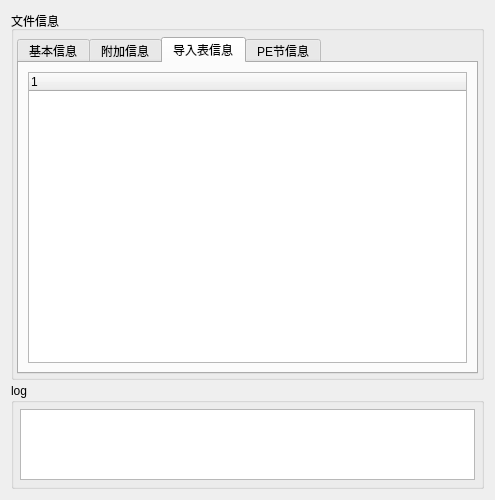
This is src/UILib/detail.ui in zengrx/S.M.A.R.T as Qt 5 draws it before an edit. The edited form follows.
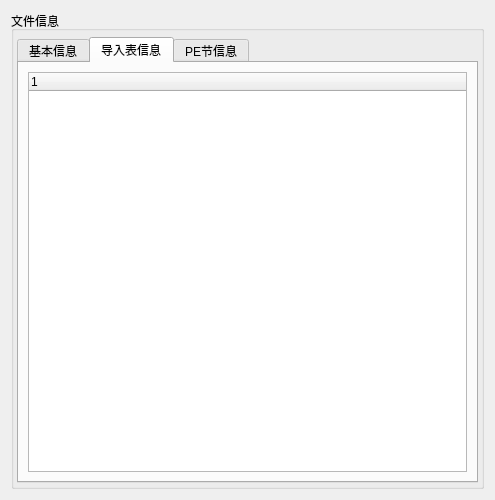
This is the edited form. The open tabs and pages were chosen to show the change.

```diff
--- a/src/UILib/detail.ui
+++ b/src/UILib/detail.ui
@@ -15,7 +15,7 @@
   </property>
   <layout class="QVBoxLayout" name="verticalLayout">
    <item>
-    <layout class="QVBoxLayout" name="verticalLayout_2" stretch="7,2">
+    <layout class="QVBoxLayout" name="verticalLayout_2" stretch="7">
      <property name="spacing">
       <number>3</number>
      </property>
@@ -55,23 +55,19 @@
             </item>
            </layout>
           </widget>
-          <widget class="QWidget" name="tab_2">
-           <attribute name="title">
-            <string>附加信息</string>
-           </attribute>
-           <layout class="QHBoxLayout" name="horizontalLayout_4">
-            <item>
-             <widget class="QListWidget" name="listWidget_2"/>
-            </item>
-           </layout>
-          </widget>
           <widget class="QWidget" name="tab_4">
            <attribute name="title">
             <string>导入表信息</string>
            </attribute>
            <layout class="QHBoxLayout" name="horizontalLayout_6">
             <item>
-             <widget class="QTreeWidget" name="treeWidget"/>
+             <widget class="QTreeWidget" name="treeWidget">
+              <column>
+               <property name="text">
+                <string notr="true">1</string>
+               </property>
+              </column>
+             </widget>
             </item>
            </layout>
           </widget>
@@ -119,33 +115,6 @@
        </layout>
       </widget>
      </item>
-     <item>
-      <widget class="QGroupBox" name="groupBox_2">
-       <property name="title">
-        <string>log</string>
-       </property>
-       <layout class="QHBoxLayout" name="horizontalLayout_2">
-        <property name="spacing">
-         <number>6</number>
-        </property>
-        <property name="leftMargin">
-         <number>6</number>
-        </property>
-        <property name="topMargin">
-         <number>6</number>
-        </property>
-        <property name="rightMargin">
-         <number>6</number>
-        </property>
-        <property name="bottomMargin">
-         <number>6</number>
-        </property>
-        <item>
-         <widget class="QTextEdit" name="textEdit"/>
-        </item>
-       </layout>
-      </widget>
-     </item>
     </layout>
    </item>
   </layout>
```
